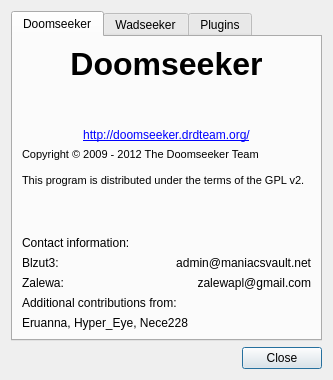
Qt form src/core/gui/aboutDlg.ui (Destroyerrrocket/doomseeker-unofficial) before a commit.
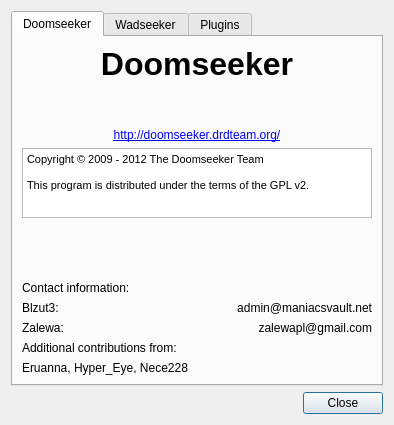
The same form after that commit.

Commit message: - Replaced the multiline label in the About dialog with a read-only text field.   Its layout will no longer get ruined and hopefully all text will be readable   now.

What changed in the file:
```diff
--- a/src/core/gui/aboutDlg.ui
+++ b/src/core/gui/aboutDlg.ui
@@ -6,28 +6,10 @@
    <rect>
     <x>0</x>
     <y>0</y>
-    <width>333</width>
-    <height>380</height>
+    <width>392</width>
+    <height>425</height>
    </rect>
   </property>
-  <property name="sizePolicy">
-   <sizepolicy hsizetype="Fixed" vsizetype="Fixed">
-    <horstretch>0</horstretch>
-    <verstretch>0</verstretch>
-   </sizepolicy>
-  </property>
-  <property name="minimumSize">
-   <size>
-    <width>333</width>
-    <height>380</height>
-   </size>
-  </property>
-  <property name="maximumSize">
-   <size>
-    <width>333</width>
-    <height>380</height>
-   </size>
-  </property>
   <property name="windowTitle">
    <string>About Doomseeker</string>
   </property>
@@ -111,8 +93,29 @@
         </widget>
        </item>
        <item>
-        <widget class="QLabel" name="label_2">
-         <property name="text">
+        <widget class="QTextEdit" name="textEdit">
+         <property name="sizePolicy">
+          <sizepolicy hsizetype="Expanding" vsizetype="Maximum">
+           <horstretch>0</horstretch>
+           <verstretch>0</verstretch>
+          </sizepolicy>
+         </property>
+         <property name="minimumSize">
+          <size>
+           <width>350</width>
+           <height>0</height>
+          </size>
+         </property>
+         <property name="maximumSize">
+          <size>
+           <width>16777215</width>
+           <height>70</height>
+          </size>
+         </property>
+         <property name="readOnly">
+          <bool>true</bool>
+         </property>
+         <property name="html">
           <string>&lt;!DOCTYPE HTML PUBLIC &quot;-//W3C//DTD HTML 4.0//EN&quot; &quot;http://www.w3.org/TR/REC-html40/strict.dtd&quot;&gt;
 &lt;html&gt;&lt;head&gt;&lt;meta name=&quot;qrichtext&quot; content=&quot;1&quot; /&gt;&lt;style type=&quot;text/css&quot;&gt;
 p, li { white-space: pre-wrap; }
@@ -121,12 +124,6 @@
 &lt;p style=&quot;-qt-paragraph-type:empty; margin-top:0px; margin-bottom:0px; margin-left:0px; margin-right:0px; -qt-block-indent:0; text-indent:0px; font-size:8pt;&quot;&gt;&lt;/p&gt;
 &lt;p style=&quot; margin-top:0px; margin-bottom:0px; margin-left:0px; margin-right:0px; -qt-block-indent:0; text-indent:0px;&quot;&gt;&lt;span style=&quot; font-size:8pt;&quot;&gt;This program is distributed under the terms of the GPL v2.&lt;/span&gt;&lt;/p&gt;&lt;/body&gt;&lt;/html&gt;</string>
          </property>
-         <property name="alignment">
-          <set>Qt::AlignBottom|Qt::AlignLeading|Qt::AlignLeft</set>
-         </property>
-         <property name="wordWrap">
-          <bool>true</bool>
-         </property>
         </widget>
        </item>
        <item>
```
The commit also changes 1 other file.
